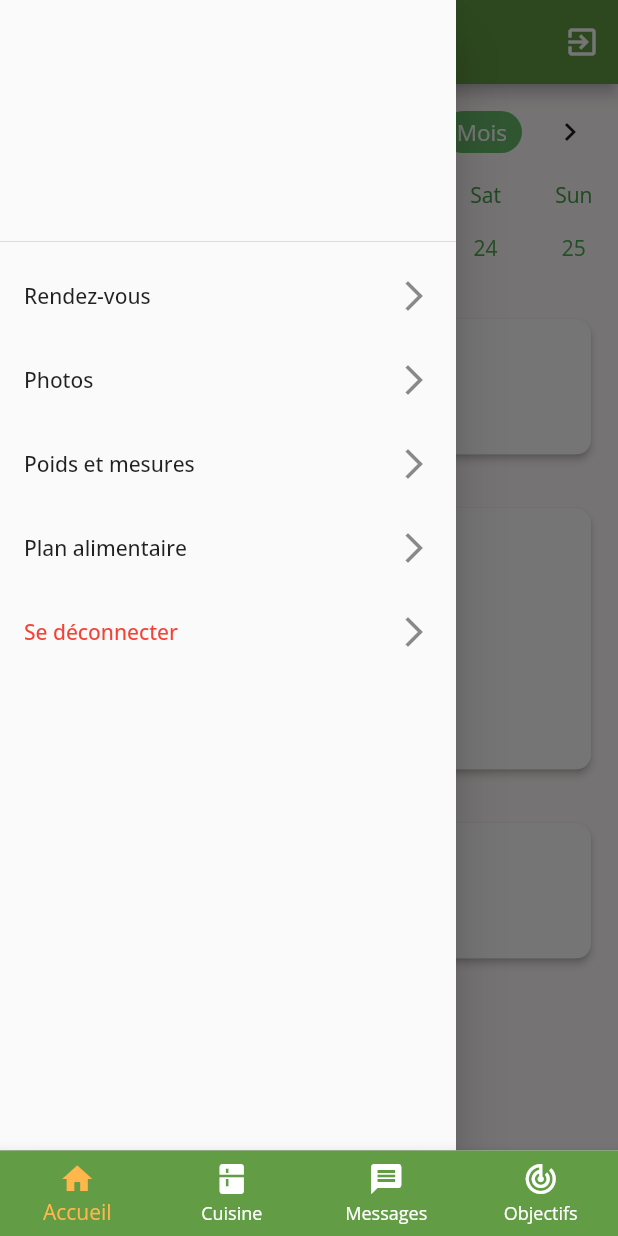
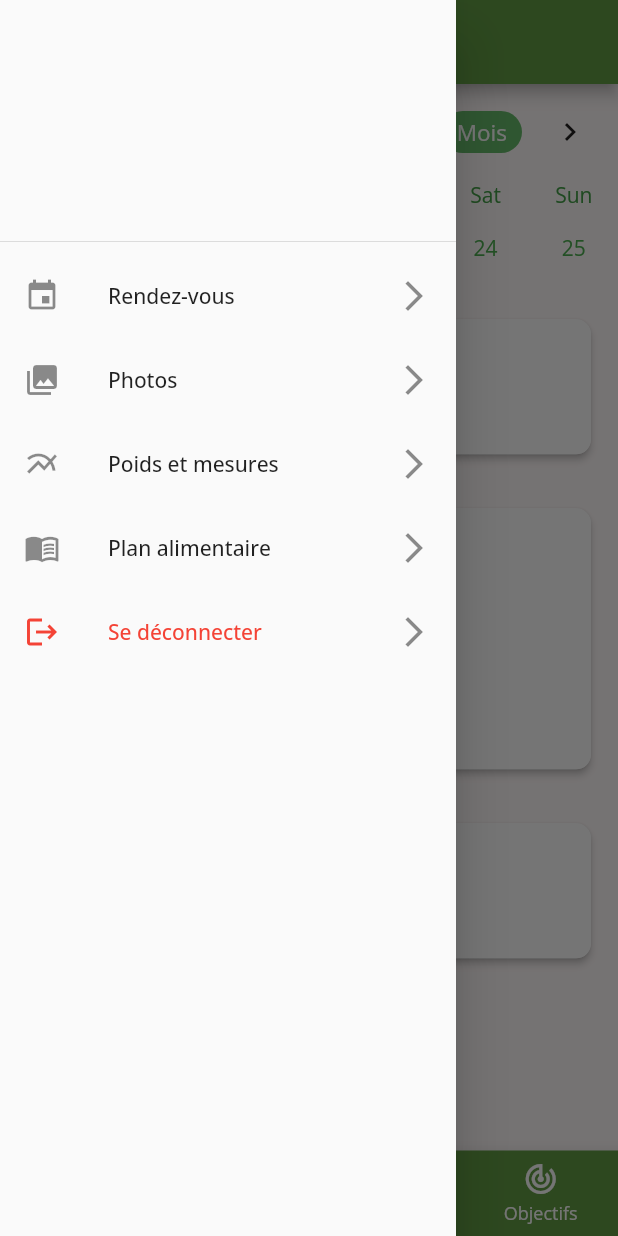
Before and after one commit to thomas83520/appdiet, a Flutter app: the HomePage screen opened directly, with the side drawer open, on a phone screen of 412 x 824 dp. Run offline on Flutter 3.47's test engine with Material 2 defaults, Android fonts, the phone set to English and light mode, and no system bars; drawn by our look-alikes of table_calendar; our stand-ins replace bloc, cloud_firestore, equatable, expandable, firebase_analytics, firebase_auth and 6 more; missing offline and left inert: apple_sign_in, pedantic, sign_button; accounts and stored records are empty.

Commit message:
Modification navigation pour ajout drawer

```diff
--- a/lib/presentation/pages/home_page.dart
+++ b/lib/presentation/pages/home_page.dart
@@ -10,6 +10,7 @@ import 'package:appdiet/presentation/pages/building_page.dart';
 import 'package:appdiet/presentation/pages/goal/goal_page.dart';
 import 'package:appdiet/presentation/pages/journal/journal_page.dart';
 import 'package:appdiet/presentation/pages/messages/messages_page.dart';
+import 'package:appdiet/presentation/widgets/drawer.dart';
 import 'package:appdiet/presentation/widgets/navBar.dart';
 import 'package:authentication_repository/authentication_repository.dart';
 import 'package:flutter/material.dart';
@@ -23,48 +24,85 @@ class HomePage extends StatelessWidget {
   @override
   Widget build(BuildContext context) {
     final user = context.select((AuthenticationBloc bloc) => bloc.state.user);
-    return BlocProvider(
+    return MultiBlocProvider(
+      providers: [
+        BlocProvider<NavbarCubit>(
           create: (context) => NavbarCubit(),
-      child: Scaffold(
+        ),
+        BlocProvider<JournalBloc>(
+          create: (context) => JournalBloc(
+              date: "", journalRepository: JournalRepository(), user: user),
+        )
+      ],
+      child: Navigator(
+        onGenerateRoute: (settings) => MaterialPageRoute(
+          builder: (context) => Scaffold(
+            appBar: AppBar(
+              title: BlocBuilder<NavbarCubit, NavbarState>(
+                buildWhen: (previous, current) =>
+                    previous.index != current.index,
+                builder: (context, state) {
+                  return titlefromindex(state.index, user);
+                },
+              ),
+            ),
+            drawer: SideDrawer(),
             bottomNavigationBar: NavBar(),
             body: BlocBuilder<NavbarCubit, NavbarState>(
               buildWhen: (previous, current) => previous.index != current.index,
               builder: (context, state) {
                 return childfromindex(state.index, user);
               },
-          )),
+            ),
+          ),
+        ),
+      ),
     );
   }
 
   Widget childfromindex(int index, User user) {
     switch (index) {
       case 0:
-        return BlocProvider(
-            create: (_) => JournalBloc(
-                date: "", journalRepository: JournalRepository(), user: user),
-            child: Navigator(
-                onGenerateRoute: (settings) => MaterialPageRoute(
-                      builder: (context) => JournalPage(),
-                    )));
+        return JournalPage();
         break;
       case 1:
         return BuildingPage();
         break;
       case 2:
         return BlocProvider(
-          create: (context) => ChatBloc(chatRepository: ChatRepository(user: user)),
+          create: (context) =>
+              ChatBloc(chatRepository: ChatRepository(user: user)),
           child: MessagesPage(),
         );
         break;
       case 3:
         return BlocProvider(
-          create: (_) => GoalBloc(goalRepository: GoalRepository(user : user)),
-          child : GoalPage()
-        );
+            create: (_) => GoalBloc(goalRepository: GoalRepository(user: user)),
+            child: GoalPage());
         break;
       default:
         return BuildingPage();
         break;
     }
   }
+
+  Widget titlefromindex(int index, User user) {
+    switch (index) {
+      case 0:
+        return Text("Journal");
+        break;
+      case 1:
+        return Text("Cuisine");
+        break;
+      case 2:
+        return Text("Messages");
+        break;
+      case 3:
+        return Text("Objectifs");
+        break;
+      default:
+        return Text("");
+        break;
     }
+  }
+}
--- a/lib/presentation/pages/journal/journal_page.dart
+++ b/lib/presentation/pages/journal/journal_page.dart
@@ -1,26 +1,9 @@
-import 'package:appdiet/logic/blocs/authentication_bloc/authentication_bloc.dart';
 import 'package:appdiet/presentation/view/journal_view.dart';
-import 'package:appdiet/presentation/widgets/drawer.dart';
 import 'package:flutter/material.dart';
-import 'package:flutter_bloc/flutter_bloc.dart';
 
 class JournalPage extends StatelessWidget {
   @override
   Widget build(BuildContext context) {
-    return Scaffold(
-        appBar: AppBar(
-          title: Text("Journal"),
-          actions: <Widget>[
-            IconButton(
-              key: const Key('homePage_logout_iconButton'),
-              icon: const Icon(Icons.exit_to_app),
-              onPressed: () => context
-                  .read<AuthenticationBloc>()
-                  .add(AuthenticationLogoutRequested()),
-            ),
-          ],
-        ),
-        drawer: SideDrawer(),
-        body: Container(child: SingleChildScrollView(child: JournalView())));
+    return Container(child: SingleChildScrollView(child: JournalView()));
   }
 }
--- a/lib/presentation/view/goal_view.dart
+++ b/lib/presentation/view/goal_view.dart
@@ -2,13 +2,9 @@ import 'package:appdiet/data/models/goal/goals.dart';
 import 'package:appdiet/logic/blocs/goal_bloc/goal_bloc.dart';
 import 'package:flutter/material.dart';
 import 'package:flutter_bloc/flutter_bloc.dart';
-import 'package:folding_cell/folding_cell.dart';
 import 'package:expandable/expandable.dart';
 
 class GoalView extends StatelessWidget {
-  final _foldingCellKey1 = GlobalKey<SimpleFoldingCellState>();
-  final _foldingCellKey2 = GlobalKey<SimpleFoldingCellState>();
-
   @override
   Widget build(BuildContext context) {
     return SingleChildScrollView(
--- a/lib/presentation/widgets/drawer.dart
+++ b/lib/presentation/widgets/drawer.dart
@@ -1,4 +1,5 @@
 import 'package:appdiet/logic/blocs/authentication_bloc/authentication_bloc.dart';
+import 'package:appdiet/presentation/screens/builing.dart';
 import 'package:flutter/material.dart';
 import 'package:flutter_bloc/flutter_bloc.dart';
 
@@ -26,22 +27,28 @@ class SideDrawer extends StatelessWidget {
             ),
           ),
           ListTile(
+            leading: Icon(Icons.event),
             title: Text("Rendez-vous"),
             trailing: Icon(Icons.arrow_forward_ios),
+            onTap: () => Navigator.of(context).push(MaterialPageRoute(builder: (context)=> BuildingPage())),
           ),
           ListTile(
+            leading: Icon(Icons.collections),
             title: Text("Photos"),
             trailing: Icon(Icons.arrow_forward_ios),
           ),
           ListTile(
+            leading: Icon(Icons.multiline_chart),
             title: Text("Poids et mesures"),
             trailing: Icon(Icons.arrow_forward_ios),
           ),
           ListTile(
+            leading: Icon(Icons.menu_book),
             title: Text("Plan alimentaire"),
             trailing: Icon(Icons.arrow_forward_ios),
           ),
           ListTile(
+            leading: Icon(Icons.logout,color: Colors.red,),
             title: Text(
               "Se déconnecter ",
               style: TextStyle(color: Colors.red),
--- a/packages/authentication_repository/pubspec.yaml
+++ b/packages/authentication_repository/pubspec.yaml
@@ -8,7 +8,7 @@ environment:
 dependencies:
   flutter:
     sdk: flutter
-  equatable: ^1.2.3
+  equatable: ^2.0.0
   firebase_auth: ^0.18.0+1
   firebase_core: ^0.5.0
   cloud_firestore: ^0.14.3+1
```
Also changed, not shown: lib/presentation/pages/goal/goal_page.dart (+0 -16 lines), lib/presentation/pages/messages/messages_page.dart (+0 -16 lines), lib/presentation/screens/builing.dart (added, +21 -0 lines), pubspec.yaml (+4 -4 lines), packages/authentication_repository/pubspec.lock, pubspec.lock. Lines whose indentation alone changed are shown as unchanged.
